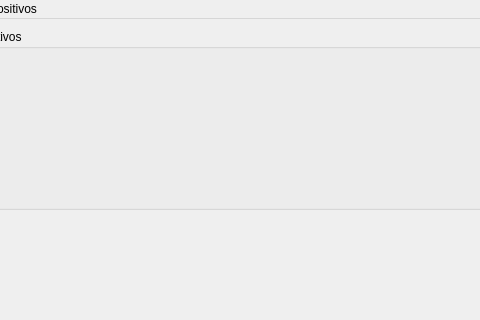
First picture: the form in AppPyQT/components/mainWindow/mainWindow.ui, repository GuillermoGaete/ME2-Proyecto, before the edit; both pictures show x 91 to 571 and y 0 to 320 of the 796 by 461 pixel window.
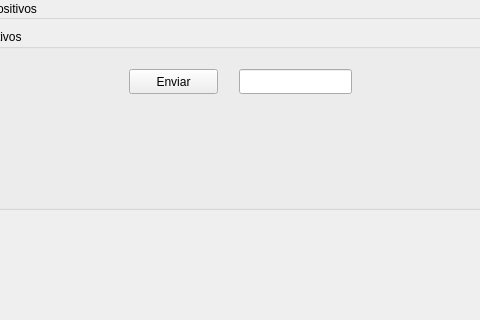
Second picture: the form after the edit.

```diff
--- a/AppPyQT/components/mainWindow/mainWindow.ui
+++ b/AppPyQT/components/mainWindow/mainWindow.ui
@@ -32,6 +32,29 @@
     <property name="title">
      <string>Estado dispositivos</string>
     </property>
+    <widget class="QPushButton" name="enviarComando">
+     <property name="geometry">
+      <rect>
+       <x>210</x>
+       <y>40</y>
+       <width>89</width>
+       <height>25</height>
+      </rect>
+     </property>
+     <property name="text">
+      <string>Enviar</string>
+     </property>
+    </widget>
+    <widget class="QLineEdit" name="comando">
+     <property name="geometry">
+      <rect>
+       <x>320</x>
+       <y>40</y>
+       <width>113</width>
+       <height>25</height>
+      </rect>
+     </property>
+    </widget>
    </widget>
   </widget>
   <widget class="QMenuBar" name="menuPrincipal">
```
Left out of the diff: 4 changed lines with no effect on the pictures.
